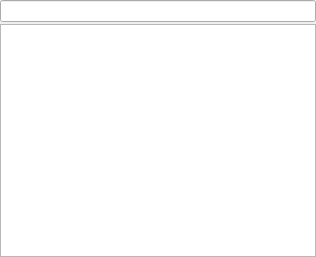
Old version of the form retroshare-gui/src/gui/common/GroupTreeWidget.ui in the repository RetroShare/RetroShare.
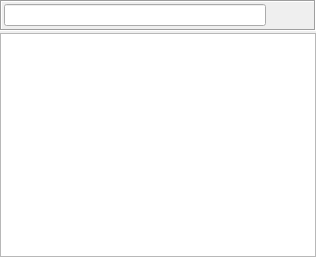
New version of the form. Icons and pictures are not drawn. Custom widgets are drawn as their Qt base class.

Commit message: - Moved display button and new forum/channel button into GroupTreeWidget - Fixed size of display button in FriendsDialog - Updated english translation

Diff of the .ui file:
```diff
--- a/retroshare-gui/src/gui/common/GroupTreeWidget.ui
+++ b/retroshare-gui/src/gui/common/GroupTreeWidget.ui
@@ -18,7 +18,54 @@
     <number>0</number>
    </property>
    <item>
-    <widget class="LineEditClear" name="filterLineEdit"/>
+    <widget class="QFrame" name="titleBarFrame">
+     <property name="sizePolicy">
+      <sizepolicy hsizetype="Preferred" vsizetype="Maximum">
+       <horstretch>0</horstretch>
+       <verstretch>0</verstretch>
+      </sizepolicy>
+     </property>
+     <property name="frameShape">
+      <enum>QFrame::Box</enum>
+     </property>
+     <property name="frameShadow">
+      <enum>QFrame::Sunken</enum>
+     </property>
+     <layout class="QHBoxLayout" name="horizontalLayout">
+      <property name="margin">
+       <number>2</number>
+      </property>
+      <item>
+       <widget class="LineEditClear" name="filterLineEdit"/>
+      </item>
+      <item>
+       <widget class="QToolButton" name="displayButton">
+        <property name="focusPolicy">
+         <enum>Qt::NoFocus</enum>
+        </property>
+        <property name="toolTip">
+         <string>Display</string>
+        </property>
+        <property name="icon">
+         <iconset resource="../images.qrc">
+          <normaloff>:/images/looknfeel.png</normaloff>:/images/looknfeel.png</iconset>
+        </property>
+        <property name="iconSize">
+         <size>
+          <width>32</width>
+          <height>16</height>
+         </size>
+        </property>
+        <property name="popupMode">
+         <enum>QToolButton::InstantPopup</enum>
+        </property>
+        <property name="autoRaise">
+         <bool>true</bool>
+        </property>
+       </widget>
+      </item>
+     </layout>
+    </widget>
    </item>
    <item>
     <widget class="RSTreeWidget" name="treeWidget">
```
Left out of the diff: 6 changed lines with no effect on the pictures. The commit also changes 12 other files.
